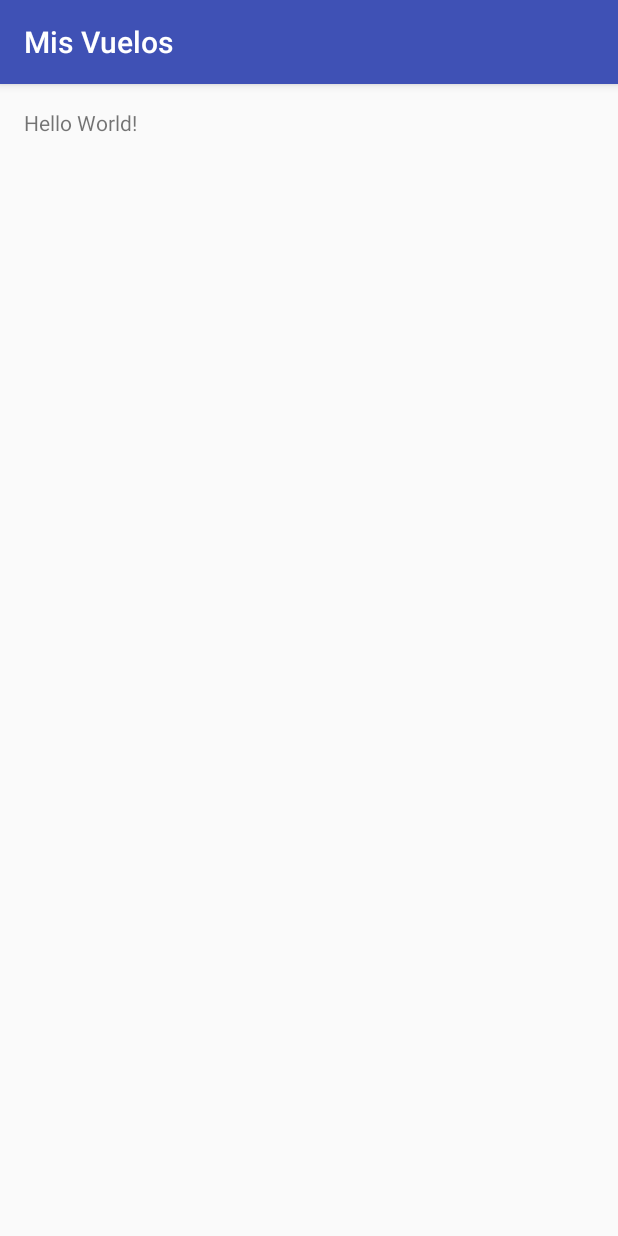
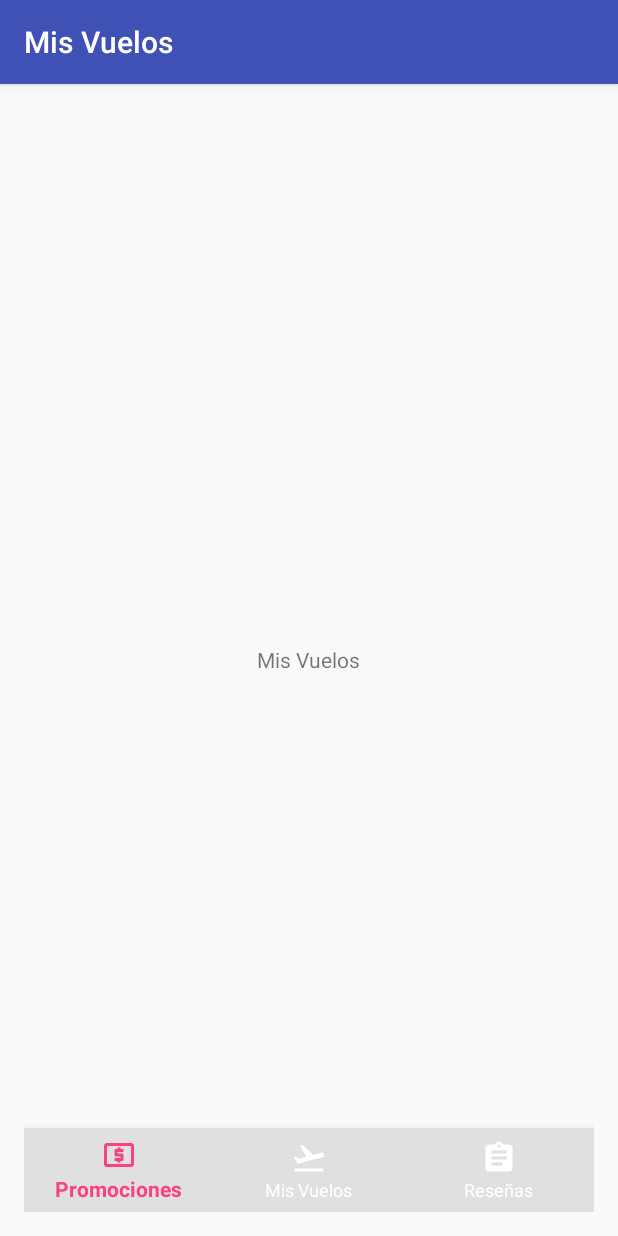
Before and after one commit to cbarruffaldi/hci_voladeaca, an Android app: the screen it shows after launch (MisVuelos before the commit, Voladeacapp after it), on a phone screen of 412 x 824 dp. Run offline under Robolectric (Android 15) with nearby library versions, the phone set to English and light mode, and no system bars.

Commit message:
Una idea de las tabs, todavia no entiendo esto...

```diff
--- a/Voladeacapp/app/build.gradle
+++ b/Voladeacapp/app/build.gradle
@@ -25,5 +25,6 @@ dependencies {
         exclude group: 'com.android.support', module: 'support-annotations'
     })
     compile 'com.android.support:appcompat-v7:25.0.0'
+    compile 'com.android.support:design:25.0.0'
     testCompile 'junit:junit:4.12'
 }
--- a/Voladeacapp/app/src/main/AndroidManifest.xml
+++ b/Voladeacapp/app/src/main/AndroidManifest.xml
@@ -8,7 +8,7 @@
         android:label="@string/title_mis_vuelos"
         android:supportsRtl="true"
         android:theme="@style/AppTheme">
-        <activity android:name=".MisVuelos">
+        <activity android:name=".Voladeacapp">
             <intent-filter>
                 <action android:name="android.intent.action.MAIN" />
 
--- a/Voladeacapp/app/src/main/java/hci/voladeacapp/MisVuelos.java
+++ /dev/null
@@ -1,13 +0,0 @@
-package hci.voladeacapp;
-
-import android.support.v7.app.AppCompatActivity;
-import android.os.Bundle;
-
-public class MisVuelos extends AppCompatActivity {
-
-    @Override
-    protected void onCreate(Bundle savedInstanceState) {
-        super.onCreate(savedInstanceState);
-        setContentView(R.layout.activity_mis_vuelos);
-    }
-}
--- /dev/null
+++ b/Voladeacapp/app/src/main/java/hci/voladeacapp/Voladeacapp.java
@@ -0,0 +1,55 @@
+package hci.voladeacapp;
+
+import android.os.Bundle;
+import android.support.annotation.NonNull;
+import android.support.design.widget.BottomNavigationView;
+import android.support.v7.app.AppCompatActivity;
+import android.view.MenuItem;
+import android.view.View;
+import android.widget.TextView;
+
+public class Voladeacapp extends AppCompatActivity {
+
+    private TextView misVuelosView;
+    private TextView promocionesView;
+    private TextView resenasView;
+
+    @Override
+    protected void onCreate(Bundle savedInstanceState) {
+        super.onCreate(savedInstanceState);
+        setContentView(R.layout.activity_voladeacapp);
+
+        misVuelosView = (TextView) findViewById(R.id.text_mis_vuelos);
+        promocionesView = (TextView) findViewById(R.id.text_promociones);
+        resenasView = (TextView) findViewById(R.id.text_resenas);
+
+        BottomNavigationView bottomNavigationView = (BottomNavigationView)
+                findViewById(R.id.bottom_navigation);
+
+        bottomNavigationView.setOnNavigationItemSelectedListener(
+                new BottomNavigationView.OnNavigationItemSelectedListener() {
+                    @Override
+                    public boolean onNavigationItemSelected(@NonNull MenuItem item) {
+                        switch (item.getItemId()) {
+                            case R.id.action_mis_vuelos:
+                                misVuelosView.setVisibility(View.VISIBLE);
+                                promocionesView.setVisibility(View.GONE);
+                                resenasView.setVisibility(View.GONE);
+
+                                break;
+                            case R.id.action_promociones:
+                                misVuelosView.setVisibility(View.GONE);
+                                promocionesView.setVisibility(View.VISIBLE);
+                                resenasView.setVisibility(View.GONE);
+                                break;
+                            case R.id.action_resenas:
+                                misVuelosView.setVisibility(View.GONE);
+                                promocionesView.setVisibility(View.GONE);
+                                resenasView.setVisibility(View.VISIBLE);
+                                break;
+                        }
+                        return false;
+                    }
+                });
+    }
+}
--- /dev/null
+++ b/Voladeacapp/app/src/main/res/drawable/ic_assignment_black_24px.xml
@@ -0,0 +1,9 @@
+<vector xmlns:android="http://schemas.android.com/apk/res/android"
+        android:width="24dp"
+        android:height="24dp"
+        android:viewportWidth="24.0"
+        android:viewportHeight="24.0">
+    <path
+        android:pathData="M19,3h-4.18C14.4,1.84 13.3,1 12,1c-1.3,0 -2.4,0.84 -2.82,2L5,3c-1.1,0 -2,0.9 -2,2v14c0,1.1 0.9,2 2,2h14c1.1,0 2,-0.9 2,-2L21,5c0,-1.1 -0.9,-2 -2,-2zM12,3c0.55,0 1,0.45 1,1s-0.45,1 -1,1 -1,-0.45 -1,-1 0.45,-1 1,-1zM14,17L7,17v-2h7v2zM17,13L7,13v-2h10v2zM17,9L7,9L7,7h10v2z"
+        android:fillColor="#000000"/>
+</vector>
--- /dev/null
+++ b/Voladeacapp/app/src/main/res/drawable/ic_flight_takeoff_black_24px.xml
@@ -0,0 +1,9 @@
+<vector xmlns:android="http://schemas.android.com/apk/res/android"
+        android:width="24dp"
+        android:height="24dp"
+        android:viewportWidth="24.0"
+        android:viewportHeight="24.0">
+    <path
+        android:pathData="M2.5,19h19v2h-19zM22.07,9.64c-0.21,-0.8 -1.04,-1.28 -1.84,-1.06L14.92,10l-6.9,-6.43 -1.93,0.51 4.14,7.17 -4.97,1.33 -1.97,-1.54 -1.45,0.39 1.82,3.16 0.77,1.33 1.6,-0.43 5.31,-1.42 4.35,-1.16L21,11.49c0.81,-0.23 1.28,-1.05 1.07,-1.85z"
+        android:fillColor="#000000"/>
+</vector>
--- /dev/null
+++ b/Voladeacapp/app/src/main/res/drawable/ic_local_atm_black_24px.xml
@@ -0,0 +1,9 @@
+<vector xmlns:android="http://schemas.android.com/apk/res/android"
+        android:width="24dp"
+        android:height="24dp"
+        android:viewportWidth="24.0"
+        android:viewportHeight="24.0">
+    <path
+        android:pathData="M11,17h2v-1h1c0.55,0 1,-0.45 1,-1v-3c0,-0.55 -0.45,-1 -1,-1h-3v-1h4L15,8h-2L13,7h-2v1h-1c-0.55,0 -1,0.45 -1,1v3c0,0.55 0.45,1 1,1h3v1L9,14v2h2v1zM20,4L4,4c-1.11,0 -1.99,0.89 -1.99,2L2,18c0,1.11 0.89,2 2,2h16c1.11,0 2,-0.89 2,-2L22,6c0,-1.11 -0.89,-2 -2,-2zM20,18L4,18L4,6h16v12z"
+        android:fillColor="#000000"/>
+</vector>
--- /dev/null
+++ b/Voladeacapp/app/src/main/res/drawable/selector.xml
@@ -0,0 +1,5 @@
+<?xml version="1.0" encoding="utf-8"?>
+<selector xmlns:android="http://schemas.android.com/apk/res/android">
+    <item android:color="@color/colorAccent" android:state_checked="true" />
+    <item android:color="@color/white" android:state_checked="false" />
+</selector>
--- a/Voladeacapp/app/src/main/res/layout/activity_mis_vuelos.xml
+++ /dev/null
@@ -1,18 +0,0 @@
-<?xml version="1.0" encoding="utf-8"?>
-<RelativeLayout xmlns:android="http://schemas.android.com/apk/res/android"
-    xmlns:tools="http://schemas.android.com/tools"
-    android:id="@+id/activity_mis_vuelos"
-    android:layout_width="match_parent"
-    android:layout_height="match_parent"
-    android:paddingBottom="@dimen/activity_vertical_margin"
-    android:paddingLeft="@dimen/activity_horizontal_margin"
-    android:paddingRight="@dimen/activity_horizontal_margin"
-    android:paddingTop="@dimen/activity_vertical_margin"
-    tools:context="hci.voladeacapp.MisVuelos"
-    >
-
-    <TextView
-        android:layout_width="wrap_content"
-        android:layout_height="wrap_content"
-        android:text="Hello World!" />
-</RelativeLayout>
--- /dev/null
+++ b/Voladeacapp/app/src/main/res/layout/activity_voladeacapp.xml
@@ -0,0 +1,49 @@
+<?xml version="1.0" encoding="utf-8"?>
+<RelativeLayout xmlns:android="http://schemas.android.com/apk/res/android"
+    xmlns:tools="http://schemas.android.com/tools"
+    xmlns:app="http://schemas.android.com/apk/res-auto"
+
+    android:id="@+id/activity_mis_vuelos"
+    android:layout_width="match_parent"
+    android:layout_height="match_parent"
+    android:paddingBottom="@dimen/activity_vertical_margin"
+    android:paddingLeft="@dimen/activity_horizontal_margin"
+    android:paddingRight="@dimen/activity_horizontal_margin"
+    android:paddingTop="@dimen/activity_vertical_margin"
+    tools:context="hci.voladeacapp.Voladeacapp">
+
+    <TextView
+        android:id="@+id/text_mis_vuelos"
+        android:layout_width="wrap_content"
+        android:layout_height="wrap_content"
+        android:layout_centerInParent="true"
+        android:text="@string/title_mis_vuelos" />
+
+    <TextView
+        android:id="@+id/text_promociones"
+        android:layout_width="wrap_content"
+        android:layout_height="wrap_content"
+        android:layout_centerInParent="true"
+        android:text="@string/title_promociones"
+        android:visibility="gone" />
+
+    <TextView
+        android:id="@+id/text_resenas"
+        android:layout_width="wrap_content"
+        android:layout_height="wrap_content"
+        android:layout_centerInParent="true"
+        android:text="@string/title_resenas"
+        android:visibility="gone" />
+
+    <android.support.design.widget.BottomNavigationView
+        android:id="@+id/bottom_navigation"
+        android:layout_width="match_parent"
+        android:layout_height="wrap_content"
+        android:layout_alignParentBottom="true"
+        app:itemBackground="@color/grey"
+        app:itemIconTint="@drawable/selector"
+        app:itemTextColor="@drawable/selector"
+        app:menu="@menu/bottom_navigation" />
+
+
+</RelativeLayout>
--- /dev/null
+++ b/Voladeacapp/app/src/main/res/menu/bottom_navigation.xml
@@ -0,0 +1,22 @@
+<?xml version="1.0" encoding="utf-8"?>
+<menu xmlns:android="http://schemas.android.com/apk/res/android"
+    xmlns:app="http://schemas.android.com/apk/res-auto">
+    <item
+        android:id="@+id/action_promociones"
+        android:enabled="true"
+        android:icon="@drawable/ic_local_atm_black_24px"
+        android:title="@string/title_promociones"
+        app:showAsAction="ifRoom" />
+    <item
+        android:id="@+id/action_mis_vuelos"
+        android:enabled="true"
+        android:icon="@drawable/ic_flight_takeoff_black_24px"
+        android:title="@string/title_mis_vuelos"
+        app:showAsAction="ifRoom" />
+    <item
+        android:id="@+id/action_resenas"
+        android:enabled="true"
+        android:icon="@drawable/ic_assignment_black_24px"
+        android:title="@string/title_resenas"
+        app:showAsAction="ifRoom" />
+</menu>
--- a/Voladeacapp/app/src/main/res/values/colors.xml
+++ b/Voladeacapp/app/src/main/res/values/colors.xml
@@ -3,4 +3,8 @@
     <color name="colorPrimary">#3F51B5</color>
     <color name="colorPrimaryDark">#303F9F</color>
     <color name="colorAccent">#FF4081</color>
+
+    <color name="white">#FFFFFF</color>
+    <color name="black">#000000</color>
+    <color name="grey">#E0E0E0</color>
 </resources>
--- a/Voladeacapp/app/src/main/res/values/strings.xml
+++ b/Voladeacapp/app/src/main/res/values/strings.xml
@@ -1,4 +1,6 @@
 <resources>
     <string name="app_name">Voladeacapp</string>
     <string name="title_mis_vuelos">Mis Vuelos</string>
+    <string name="title_resenas">Reseñas</string>
+    <string name="title_promociones">Promociones</string>
 </resources>
```
